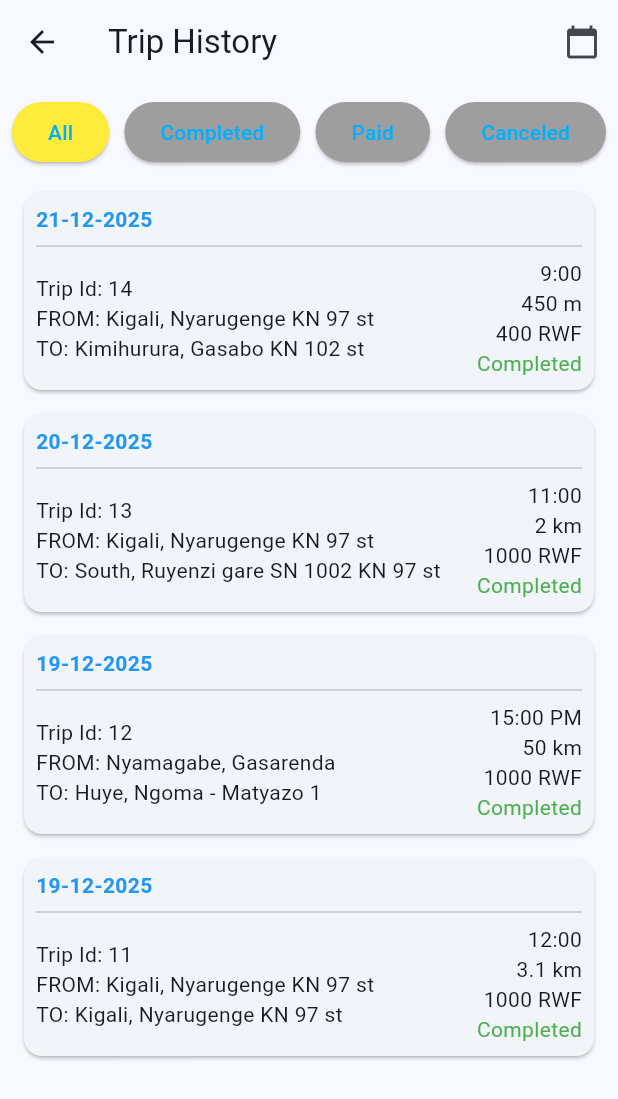
After one commit to coodic/Aabo, a Flutter app: the DashboardPage screen opened directly, after a tap on the "calendar today" icon, on a phone screen of 412 x 824 dp. The commit adds this screen. Shown: the top 1099 px of the screen. Run offline on Flutter 3.47's test engine with Material 3 defaults, Android fonts, the phone set to English and light mode, and no system bars; our stand-ins replace flutter_dotenv, geolocator, google_maps_flutter, intl_phone_field.

Commit message:
modified:   lib/pages/dashboard_page.dart 	new file:   lib/pages/history_page.dart

```diff
--- a/lib/pages/dashboard_page.dart
+++ b/lib/pages/dashboard_page.dart
@@ -1,5 +1,6 @@
 import 'package:flutter/material.dart';
 import 'choosing_location_page.dart';
+import 'history_page.dart';
 
 class DashboardPage extends StatefulWidget {
   const DashboardPage({super.key});
@@ -408,10 +409,20 @@ class _DashboardPageState extends State<DashboardPage> {
             color: isActive ? _primaryBlue : Colors.grey[200],
             shape: BoxShape.circle,
           ),
-          child: Icon(
-            icon,
-            color: isActive ? Colors.white : Colors.black54,
-            size: isActive ? 30 : 24,
+          child: InkWell(
+            onTap: () {
+              if (label == "History") {
+                Navigator.push(
+                  context,
+                  MaterialPageRoute(builder: (context) => HistoryPage()),
+                );
+              }
+            },
+            child: Icon(
+              icon,
+              color: isActive ? Colors.white : Colors.black54,
+              size: isActive ? 30 : 24,
+            ),
           ),
         ),
         const SizedBox(height: 4),
--- /dev/null
+++ b/lib/pages/history_page.dart
@@ -0,0 +1,160 @@
+import 'package:flutter/material.dart';
+
+class HistoryPage extends StatelessWidget {
+  @override
+  Widget build(BuildContext context) {
+    return Scaffold(
+      appBar: AppBar(
+        title: Text('Trip History'),
+        actions: [
+          IconButton(
+            icon: Icon(Icons.calendar_today),
+            onPressed: () {},
+          ),
+        ],
+      ),
+      body: Column(
+        children: [
+          Padding(
+            padding: const EdgeInsets.all(8.0),
+            child: Row(
+              mainAxisAlignment: MainAxisAlignment.spaceBetween,
+              children: [
+                FilterButton(label: 'All', isSelected: true),
+                FilterButton(label: 'Completed', isSelected: false),
+                FilterButton(label: 'Paid', isSelected: false),
+                FilterButton(label: 'Canceled', isSelected: false),
+              ],
+            ),
+          ),
+          Expanded(
+            child: ListView(
+              children: [
+                HistoryCard(
+                  date: '21-12-2025',
+                  tripId: '14',
+                  from: 'Kigali, Nyarugenge KN 97 st',
+                  to: 'Kimihurura, Gasabo KN 102 st',
+                  time: '9:00',
+                  distance: '450 m',
+                  price: '400 RWF',
+                  status: 'Completed',
+                ),
+                HistoryCard(
+                  date: '20-12-2025',
+                  tripId: '13',
+                  from: 'Kigali, Nyarugenge KN 97 st',
+                  to: 'South, Ruyenzi gare SN 1002 KN 97 st',
+                  time: '11:00',
+                  distance: '2 km',
+                  price: '1000 RWF',
+                  status: 'Completed',
+                ),
+                HistoryCard(
+                  date: '19-12-2025',
+                  tripId: '12',
+                  from: 'Nyamagabe, Gasarenda',
+                  to: 'Huye, Ngoma - Matyazo 1',
+                  time: '15:00 PM',
+                  distance: '50 km',
+                  price: '1000 RWF',
+                  status: 'Completed',
+                ),
+                HistoryCard(
+                  date: '19-12-2025',
+                  tripId: '11',
+                  from: 'Kigali, Nyarugenge KN 97 st',
+                  to: 'Kigali, Nyarugenge KN 97 st',
+                  time: '12:00',
+                  distance: '3.1 km',
+                  price: '1000 RWF',
+                  status: 'Completed',
+                ),
+              ],
+            ),
+          ),
+        ],
+      ),
+    );
+  }
+}
+
+class FilterButton extends StatelessWidget {
+  final String label;
+  final bool isSelected;
+
+  const FilterButton({super.key, required this.label, required this.isSelected});
+
+  @override
+  Widget build(BuildContext context) {
+    return ElevatedButton(
+      onPressed: () {},
+      style: ElevatedButton.styleFrom(
+        backgroundColor: isSelected ? Colors.yellow : Colors.grey,
+      ),
+      child: Text(label),
+    );
+  }
+}
+
+class HistoryCard extends StatelessWidget {
+  final String date;
+  final String tripId;
+  final String from;
+  final String to;
+  final String time;
+  final String distance;
+  final String price;
+  final String status;
+
+  const HistoryCard({
+    super.key,
+    required this.date,
+    required this.tripId,
+    required this.from,
+    required this.to,
+    required this.time,
+    required this.distance,
+    required this.price,
+    required this.status,
+  });
+
+  @override
+  Widget build(BuildContext context) {
+    return Card(
+      margin: EdgeInsets.symmetric(vertical: 8.0, horizontal: 16.0),
+      child: Padding(
+        padding: const EdgeInsets.all(8.0),
+        child: Column(
+          crossAxisAlignment: CrossAxisAlignment.start,
+          children: [
+            Text(date, style: TextStyle(fontWeight: FontWeight.bold, color: Colors.blue)),
+            Divider(),
+            Row(
+              mainAxisAlignment: MainAxisAlignment.spaceBetween,
+              children: [
+                Column(
+                  crossAxisAlignment: CrossAxisAlignment.start,
+                  children: [
+                    Text('Trip Id: $tripId'),
+                    Text('FROM: $from'),
+                    Text('TO: $to'),
+                  ],
+                ),
+                Column(
+                  crossAxisAlignment: CrossAxisAlignment.end,
+                  children: [
+                    Text(time),
+                    Text(distance),
+                    Text(price),
+                    Text(status, style: TextStyle(color: Colors.green)),
+                  ],
+                ),
+              ],
+            ),
+          ],
+        ),
+      ),
+    );
+  }
+}
```
